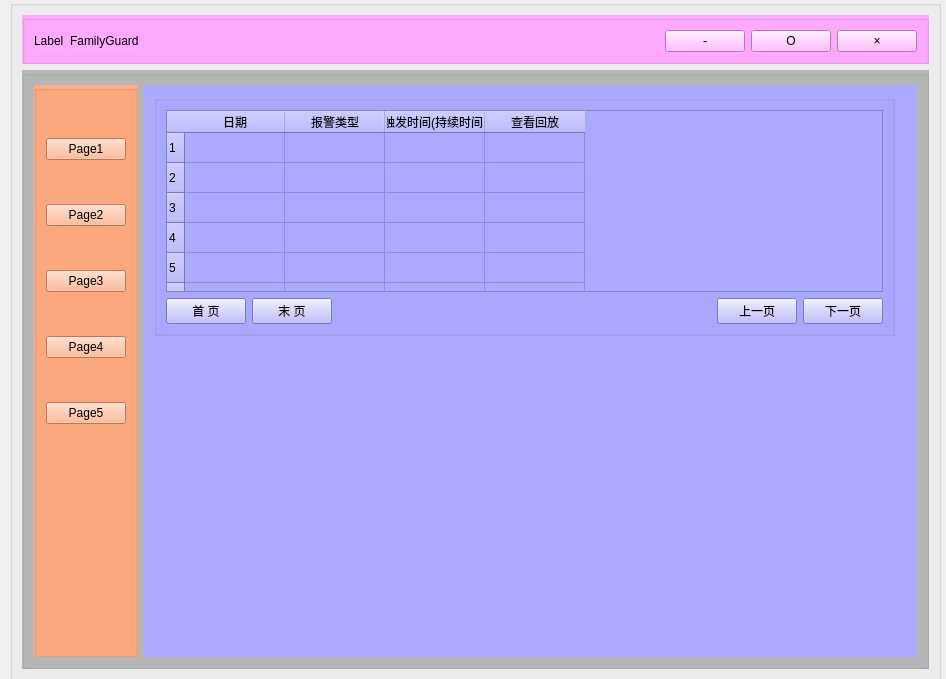
First picture: the form in myDesign_win/home.ui, repository Titanium006/FamilyGuardian, before the edit.
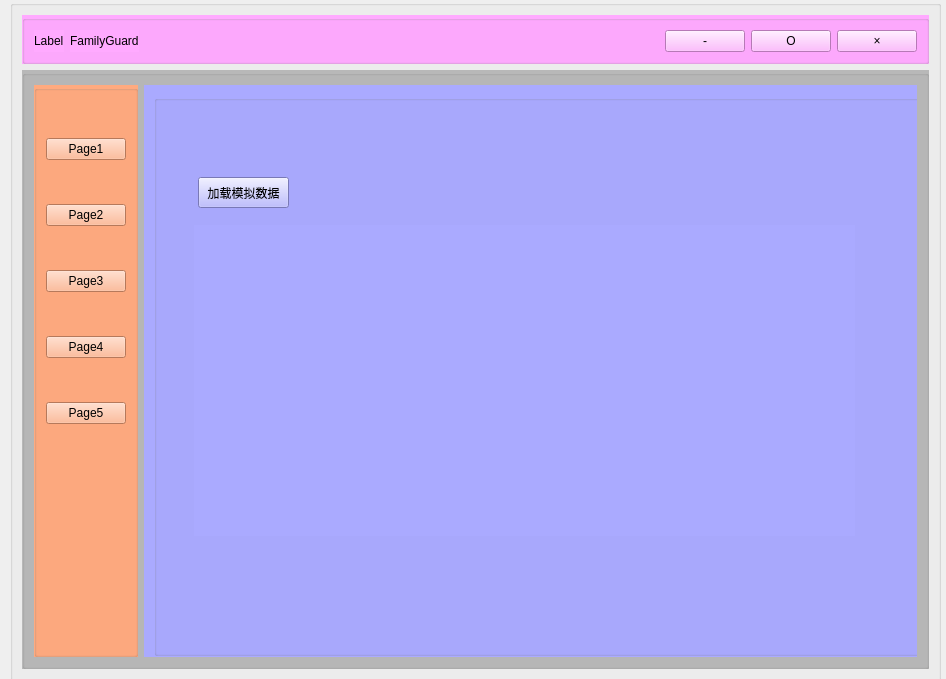
Second picture: the form after the edit. The open tabs and pages were chosen to show the change.

Patch:
```diff
--- a/myDesign_win/home.ui
+++ b/myDesign_win/home.ui
@@ -218,240 +218,37 @@
              <rect>
               <x>10</x>
               <y>10</y>
-              <width>741</width>
-              <height>241</height>
+              <width>771</width>
+              <height>561</height>
              </rect>
             </property>
             <property name="title">
              <string/>
             </property>
-            <layout class="QVBoxLayout" name="verticalLayout_3">
-             <item>
-              <widget class="QTableWidget" name="tableWidget">
-               <property name="verticalScrollBarPolicy">
-                <enum>Qt::ScrollBarAlwaysOff</enum>
-               </property>
-               <property name="horizontalScrollBarPolicy">
-                <enum>Qt::ScrollBarAlwaysOff</enum>
-               </property>
-               <row>
-                <property name="text">
-                 <string>1</string>
-                </property>
-               </row>
-               <row>
-                <property name="text">
-                 <string>2</string>
-                </property>
-               </row>
-               <row>
-                <property name="text">
-                 <string>3</string>
-                </property>
-               </row>
-               <row>
-                <property name="text">
-                 <string>4</string>
-                </property>
-               </row>
-               <row>
-                <property name="text">
-                 <string>5</string>
-                </property>
-               </row>
-               <row>
-                <property name="text">
-                 <string>6</string>
-                </property>
-               </row>
-               <row>
-                <property name="text">
-                 <string>7</string>
-                </property>
-               </row>
-               <row>
-                <property name="text">
-                 <string>8</string>
-                </property>
-               </row>
-               <row>
-                <property name="text">
-                 <string>9</string>
-                </property>
-               </row>
-               <row>
-                <property name="text">
-                 <string>10</string>
-                </property>
-               </row>
-               <row>
-                <property name="text">
-                 <string>11</string>
-                </property>
-               </row>
-               <row>
-                <property name="text">
-                 <string>12</string>
-                </property>
-               </row>
-               <row>
-                <property name="text">
-                 <string>13</string>
-                </property>
-               </row>
-               <row>
-                <property name="text">
-                 <string>14</string>
-                </property>
-               </row>
-               <row>
-                <property name="text">
-                 <string>15</string>
-                </property>
-               </row>
-               <row>
-                <property name="text">
-                 <string>16</string>
-                </property>
-               </row>
-               <row>
-                <property name="text">
-                 <string>17</string>
-                </property>
-               </row>
-               <row>
-                <property name="text">
-                 <string>18</string>
-                </property>
-               </row>
-               <row>
-                <property name="text">
-                 <string>19</string>
-                </property>
-               </row>
-               <row>
-                <property name="text">
-                 <string>20</string>
-                </property>
-               </row>
-               <row>
-                <property name="text">
-                 <string>21</string>
-                </property>
-               </row>
-               <row>
-                <property name="text">
-                 <string>22</string>
-                </property>
-               </row>
-               <row>
-                <property name="text">
-                 <string>23</string>
-                </property>
-               </row>
-               <row>
-                <property name="text">
-                 <string>24</string>
-                </property>
-               </row>
-               <row>
-                <property name="text">
-                 <string>25</string>
-                </property>
-               </row>
-               <row>
-                <property name="text">
-                 <string>26</string>
-                </property>
-               </row>
-               <row>
-                <property name="text">
-                 <string>27</string>
-                </property>
-               </row>
-               <row>
-                <property name="text">
-                 <string>28</string>
-                </property>
-               </row>
-               <row>
-                <property name="text">
-                 <string>29</string>
-                </property>
-               </row>
-               <row>
-                <property name="text">
-                 <string>30</string>
-                </property>
-               </row>
-               <column>
-                <property name="text">
-                 <string>日期</string>
-                </property>
-               </column>
-               <column>
-                <property name="text">
-                 <string>报警类型</string>
-                </property>
-               </column>
-               <column>
-                <property name="text">
-                 <string>触发时间(持续时间)</string>
-                </property>
-               </column>
-               <column>
-                <property name="text">
-                 <string>查看回放</string>
-                </property>
-               </column>
-              </widget>
-             </item>
-             <item>
-              <layout class="QHBoxLayout" name="horizontalLayout_3">
-               <item>
-                <widget class="QPushButton" name="firstPageBtn">
-                 <property name="text">
-                  <string>首 页</string>
-                 </property>
-                </widget>
-               </item>
-               <item>
-                <widget class="QPushButton" name="lastPageBtn">
-                 <property name="text">
-                  <string>末 页</string>
-                 </property>
-                </widget>
-               </item>
-               <item>
-                <spacer name="horizontalSpacer_2">
-                 <property name="orientation">
-                  <enum>Qt::Horizontal</enum>
-                 </property>
-                 <property name="sizeHint" stdset="0">
-                  <size>
-                   <width>40</width>
-                   <height>20</height>
-                  </size>
-                 </property>
-                </spacer>
-               </item>
-               <item>
-                <widget class="QPushButton" name="pageUpBtn">
-                 <property name="text">
-                  <string>上一页</string>
-                 </property>
-                </widget>
-               </item>
-               <item>
-                <widget class="QPushButton" name="pageDownBtn">
-                 <property name="text">
-                  <string>下一页</string>
-                 </property>
-                </widget>
-               </item>
-              </layout>
-             </item>
-            </layout>
+            <widget class="QPushButton" name="btnLoadData">
+             <property name="geometry">
+              <rect>
+               <x>44</x>
+               <y>82</y>
+               <width>91</width>
+               <height>31</height>
+              </rect>
+             </property>
+             <property name="text">
+              <string>加载模拟数据</string>
+             </property>
+            </widget>
+            <widget class="QWidget" name="verticalLayoutWidget">
+             <property name="geometry">
+              <rect>
+               <x>40</x>
+               <y>130</y>
+               <width>661</width>
+               <height>311</height>
+              </rect>
+             </property>
+             <layout class="QVBoxLayout" name="testLayout"/>
+            </widget>
            </widget>
           </widget>
           <widget class="QWidget" name="page_3">
```
Left out of the diff: 2 changed lines with no effect on the pictures.
